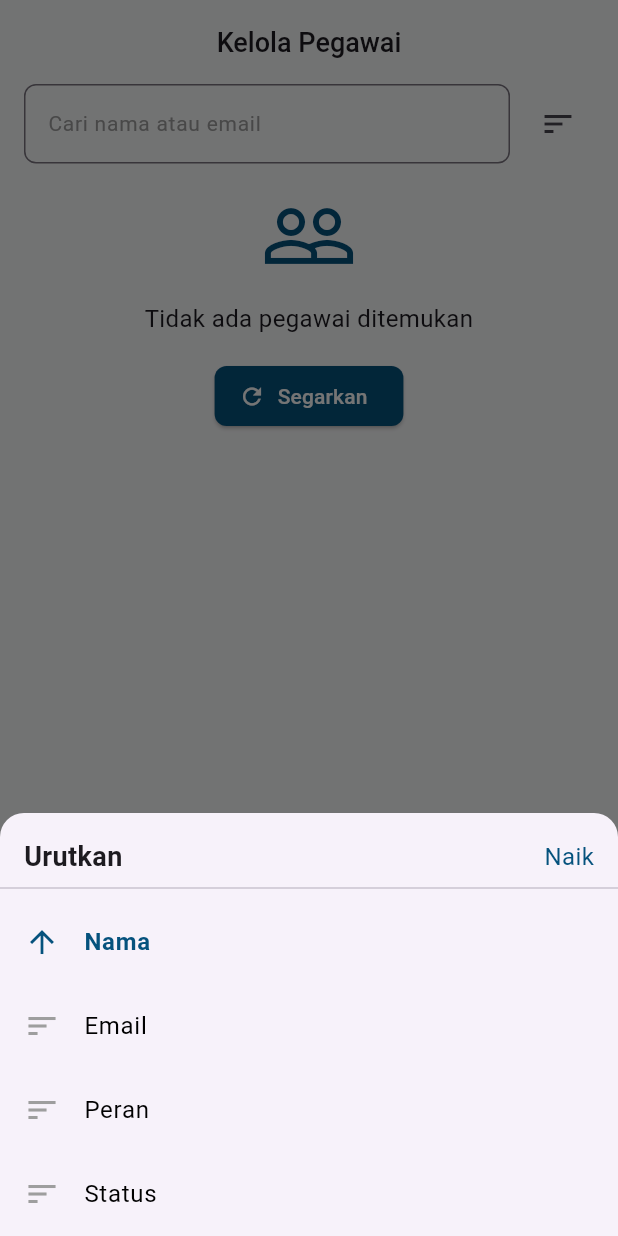
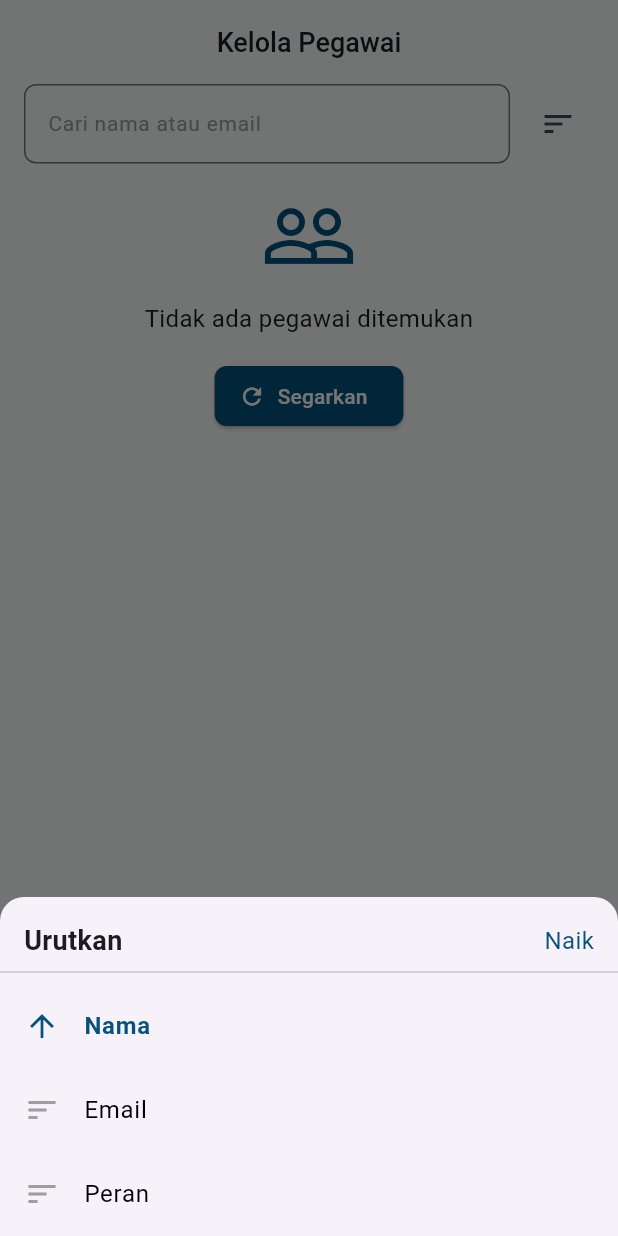
Before and after one commit to abuamar142/mobile-londri, a Flutter app: the ManageEmployeeScreen screen opened by its route, after a tap on the "sort" icon, on a phone screen of 412 x 824 dp. Run offline on Flutter 3.47's test engine with Material 3 defaults, Android fonts, the phone set to English and light mode, and no system bars; our stand-ins replace equatable, flutter_bloc, flutter_dotenv, flutter_timezone, flutter_typeahead, fpdart and 8 more; accounts and stored records are empty; generated files the repository leaves out were written again; Roboto replaces fonts that are missing (Gabarito).

Commit message:
[FIX] : Remove sort by status in manage employee

```diff
--- a/lib/features/manage_employee/presentation/bloc/manage_employee_bloc.dart
+++ b/lib/features/manage_employee/presentation/bloc/manage_employee_bloc.dart
@@ -135,11 +135,6 @@ class ManageEmployeeBloc
         case 'role':
           result = a.role!.compareTo(b.role!);
           break;
-        case 'status':
-          final aStatus = a.role == 'admin' ? 1 : 0;
-          final bStatus = b.role == 'admin' ? 1 : 0;
-          result = aStatus.compareTo(bStatus);
-          break;
         default:
           result = a.name.compareTo(b.name);
       }
--- a/lib/features/manage_employee/presentation/screens/manage_employee_screen.dart
+++ b/lib/features/manage_employee/presentation/screens/manage_employee_screen.dart
@@ -260,8 +260,6 @@ class _ManageEmployeeScreenState extends State<ManageEmployeeScreen> {
                       'email', currentSortField, isAscending),
                   _buildSortOption(AppLocalizations.of(context)!.sort_by_role,
                       'role', currentSortField, isAscending),
-                  _buildSortOption(
-                      'Status', 'status', currentSortField, isAscending),
                 ],
               ),
             ),
```
